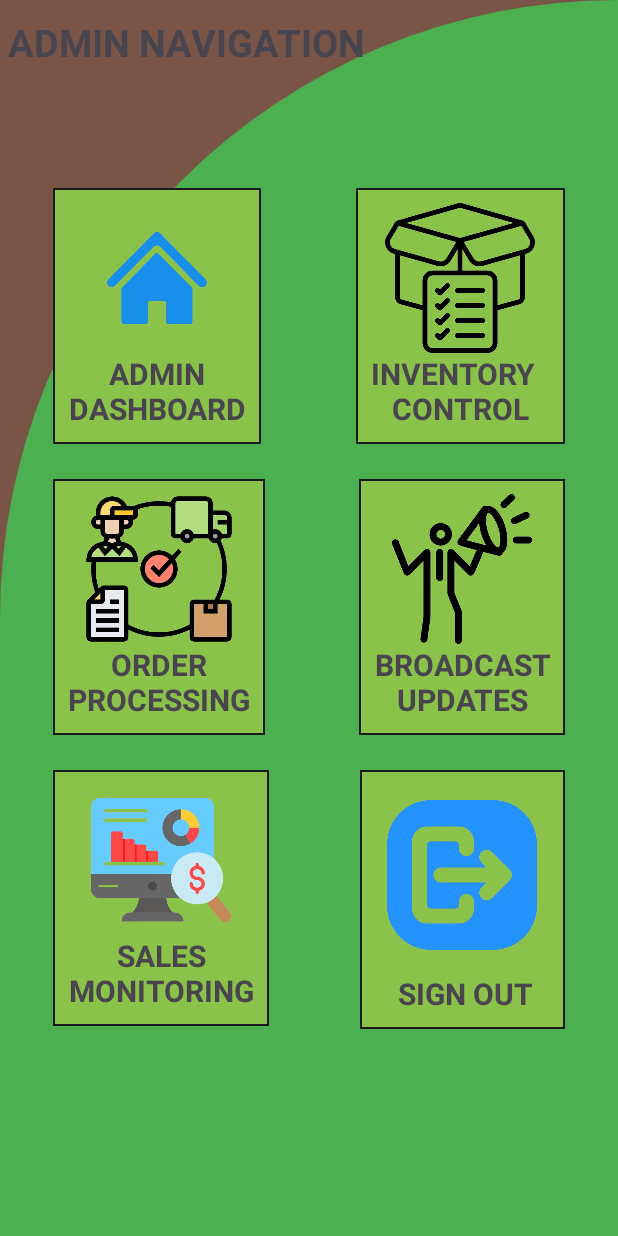
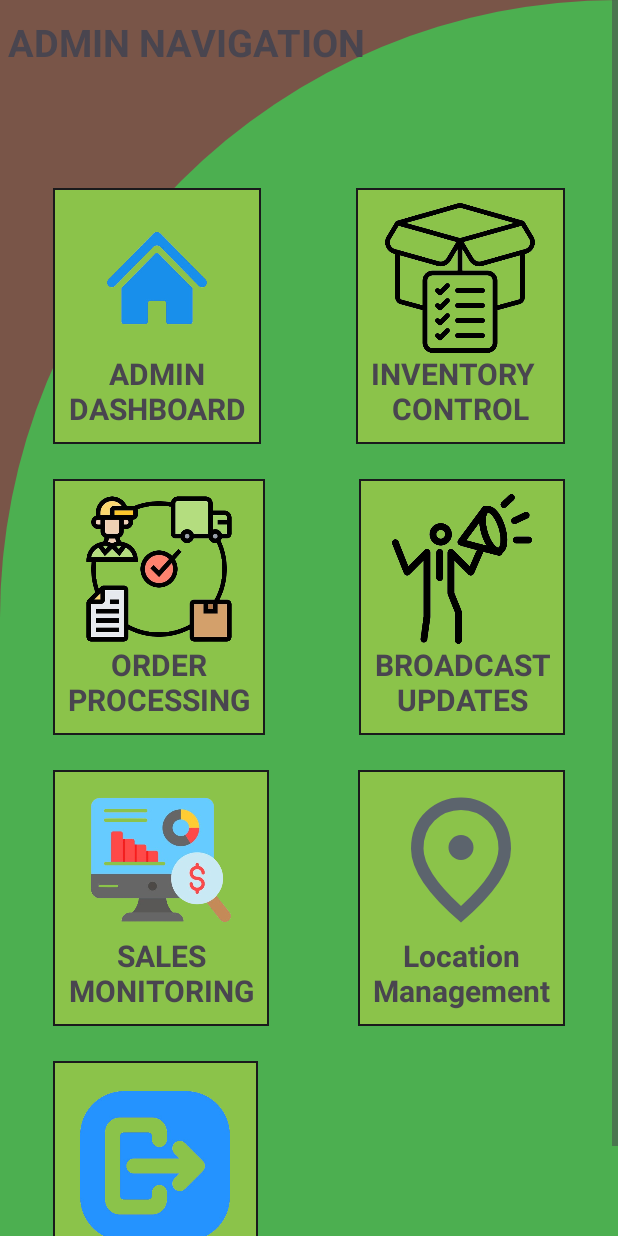
Before and after one commit to yengajr/Ferterliser_Distribution, an Android app: the AdminNavigation screen opened directly, with no data from a screen before it, on a phone screen of 412 x 824 dp. Run offline under Robolectric (Android 15) with nearby library versions, the phone set to English and light mode, and no system bars; our stand-ins replace Firebase (no records; nobody signed in at launch, a user with empty details on screens opened directly).

Commit message:
Seventh commit with changes to ui.

```diff
--- a/app/src/main/java/com/example/ferterliserdistribution/AdminNavigation.java
+++ b/app/src/main/java/com/example/ferterliserdistribution/AdminNavigation.java
@@ -14,7 +14,7 @@ import com.google.firebase.auth.FirebaseAuth;
 
 public class AdminNavigation extends AppCompatActivity {
 
-    LinearLayout home, orders, sales,logout,announcement,inventory;
+    LinearLayout home, orders, sales,logout,announcement,inventory,location;
     private FirebaseAuth mAuth;
 
     @Override
@@ -28,6 +28,7 @@ public class AdminNavigation extends AppCompatActivity {
         logout = findViewById(R.id.linear_Layout_logout);
         announcement = findViewById(R.id.linear_Layout_announcement);
         inventory = findViewById(R.id.linear_Layout_inventory);
+        location = findViewById(R.id.linear_Layout_location);
 
         mAuth = FirebaseAuth.getInstance();
 
@@ -39,7 +40,7 @@ public class AdminNavigation extends AppCompatActivity {
             startActivity(new Intent(AdminNavigation.this, Admin_OrderCheck.class));
         });
 
-        sales.setOnClickListener(v -> {
+        location.setOnClickListener(v -> {
            // startActivity(new Intent(AdminNavigation.this, AdminSales.class));
             startActivity(new Intent(AdminNavigation.this, Location_Assignment.class));
         });
--- a/app/src/main/res/drawable/location_icon.xml
+++ b/app/src/main/res/drawable/location_icon.xml
@@ -5,5 +5,5 @@
     android:viewportHeight="960">
   <path
       android:pathData="M480,480q33,0 56.5,-23.5T560,400q0,-33 -23.5,-56.5T480,320q-33,0 -56.5,23.5T400,400q0,33 23.5,56.5T480,480ZM480,774q122,-112 181,-203.5T720,408q0,-109 -69.5,-178.5T480,160q-101,0 -170.5,69.5T240,408q0,71 59,162.5T480,774ZM480,880Q319,743 239.5,625.5T160,408q0,-150 96.5,-239T480,80q127,0 223.5,89T800,408q0,100 -79.5,217.5T480,880ZM480,400Z"
-      android:fillColor="#5f6368"/>
+      android:fillColor="#5C646D"/>
 </vector>
--- a/app/src/main/res/layout/activity_admin_navigation.xml
+++ b/app/src/main/res/layout/activity_admin_navigation.xml
@@ -167,13 +167,43 @@
         </LinearLayout>
 
         <LinearLayout
+            android:id="@+id/linear_Layout_location"
+            android:layout_width="wrap_content"
+            android:layout_height="wrap_content"
+            android:orientation="vertical"
+            android:layout_marginTop="20dp"
+            android:layout_marginEnd="30dp"
+            android:layout_marginBottom="3dp"
+            android:layout_alignParentEnd="true"
+            android:layout_below="@id/linear_Layout_order"
+            android:background="@drawable/navigation_button_design"
+            >
+
+            <com.google.android.material.imageview.ShapeableImageView
+                android:layout_width="100dp"
+                android:layout_height="100dp"
+                android:src="@drawable/location_icon"
+                android:layout_gravity="center"
+                />
+
+            <TextView
+                android:layout_width="wrap_content"
+                android:layout_height="wrap_content"
+                android:text="Location\nManagement"
+                android:textAlignment="center"
+                android:textSize="20sp"
+                android:textStyle="bold"
+                />
+        </LinearLayout>
+
+        <LinearLayout
             android:id="@+id/linear_Layout_logout"
             android:layout_width="wrap_content"
             android:layout_height="wrap_content"
-            android:layout_below="@id/linear_Layout_order"
-            android:layout_alignParentEnd="true"
+            android:layout_below="@id/linear_Layout_sales"
             android:layout_marginEnd="30dp"
             android:layout_marginTop="20dp"
+            android:layout_marginStart="30dp"
             android:layout_marginBottom="3dp"
             android:background="@drawable/navigation_button_design"
             android:orientation="vertical">
--- a/app/src/main/res/layout/activity_location_assignment.xml
+++ b/app/src/main/res/layout/activity_location_assignment.xml
@@ -5,6 +5,7 @@
     android:id="@+id/main"
     android:layout_width="match_parent"
     android:layout_height="match_parent"
+    android:fillViewport="true"
     tools:context=".Location_Assignment">
 
     <LinearLayout
@@ -23,11 +24,12 @@
 
         <TextView
             android:id="@+id/textView2"
-            android:layout_width="match_parent"
+            android:layout_width="wrap_content"
             android:layout_height="wrap_content"
             android:layout_marginTop="20dp"
+            android:layout_gravity="center"
             android:gravity="center"
-            android:text="@string/user_name"
+            android:text="Add New destination"
             android:textSize="20sp" />
 
         <androidx.recyclerview.widget.RecyclerView
--- a/app/src/main/res/layout/activity_main.xml
+++ b/app/src/main/res/layout/activity_main.xml
@@ -10,8 +10,8 @@
 
     <ImageView
         android:id="@+id/topImage"
-        android:layout_width="306dp"
-        android:layout_height="192dp"
+        android:layout_width="293dp"
+        android:layout_height="195dp"
         android:contentDescription="topImage"
         android:src="@drawable/home2" />
 
```
Also changed, not shown: app/src/main/java/com/example/ferterliserdistribution/Location_Assignment.java (+20 -1 lines).
